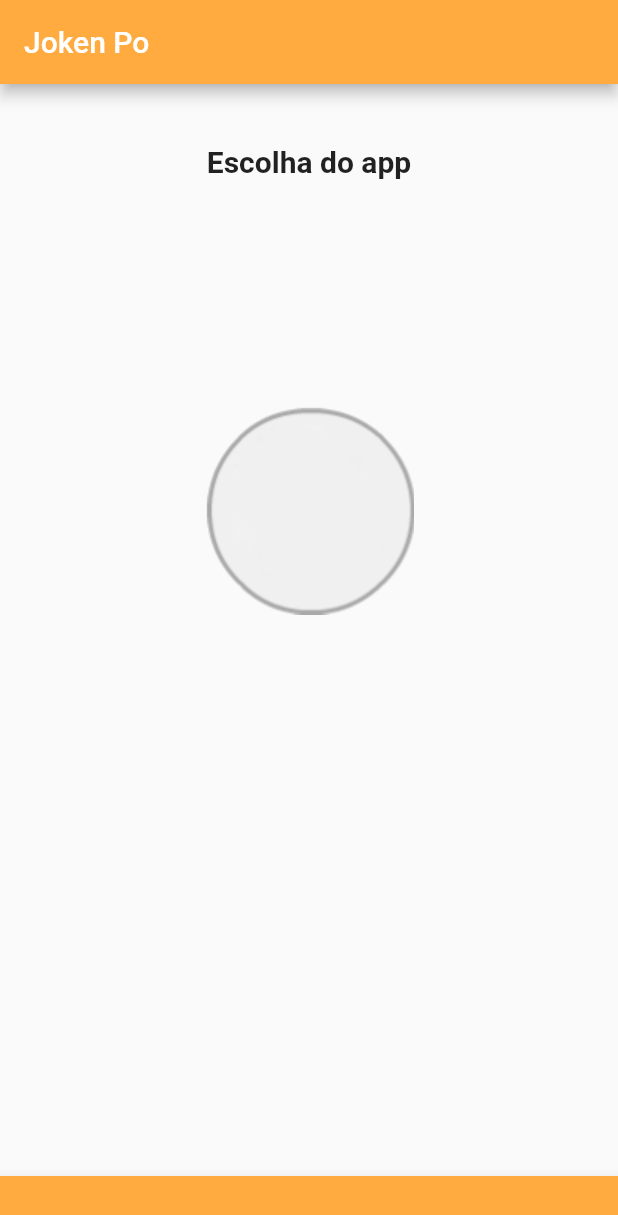
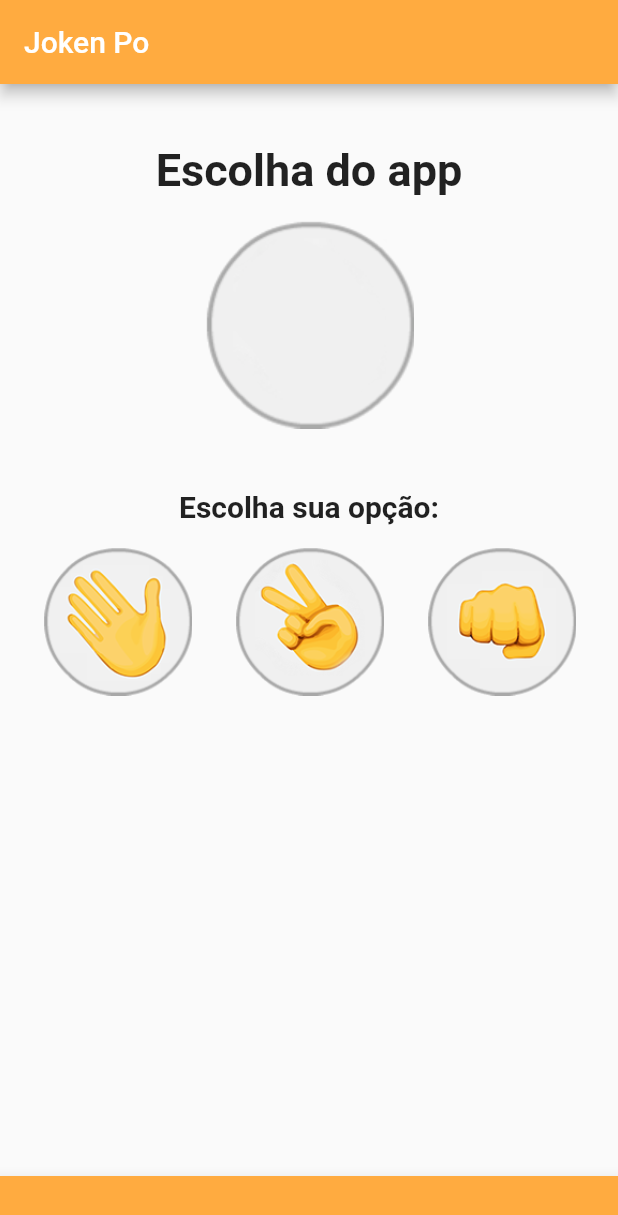
Before and after one commit to ArdisonRubim/Jokenpo, a Flutter app: the screen it shows after launch, on a phone screen of 412 x 824 dp. Shown: the top 1215 px of the screen. Run offline on Flutter 3.47's test engine with Material 2 defaults, Android fonts, the phone set to English and light mode, and no system bars.

Commit message:
Logica criada

```diff
--- a/lib/Logica.dart
+++ b/lib/Logica.dart
@@ -1,5 +1,5 @@
 import 'package:flutter/material.dart';
-import 'package:flutter/rendering.dart';
+import 'dart:math';
 
 class Logica extends StatefulWidget {
   @override
@@ -7,6 +7,35 @@ class Logica extends StatefulWidget {
 }
 
 class _LogicaState extends State<Logica> {
+
+  var _imagem = AssetImage("images/padrao.png");
+
+  void _comecandoJogo(String Opcao){
+
+    // Construir logica do app
+    var jogadas = ["pedra", "papel", "tesoura"];
+    var numbers = Random().nextInt(3);
+    var escolhaDoAplicativo = jogadas[numbers];
+
+    // Escolha do aplicativo
+    switch (escolhaDoAplicativo) {
+      case "pedra":
+        setState(() {
+          this._imagem = AssetImage("images/pedra.png");
+        });
+        break;
+      case "papel":
+        setState(() {
+          this._imagem = AssetImage("images/papel.png");
+        });
+        break;
+      case "tesoura":
+        setState(() {
+          this._imagem = AssetImage("images/tesoura.png");
+        });
+        break;
+    }
+  }
   @override
   Widget build(BuildContext context) {
     return Scaffold(
@@ -15,7 +44,7 @@ class _LogicaState extends State<Logica> {
         backgroundColor: Colors.orangeAccent,
       ),
       body: Column(
-        crossAxisAlignment: CrossAxisAlignment.stretch, // Centraliza o conteudo
+        crossAxisAlignment: CrossAxisAlignment.center, // Centraliza o conteudo
         children: <Widget>[
           Padding(
             padding: EdgeInsets.only(top: 40, bottom: 15),
@@ -23,12 +52,48 @@ class _LogicaState extends State<Logica> {
               "Escolha do app",
               textAlign: TextAlign.center,
               style: TextStyle(
-                fontSize: 20,
+                fontSize: 30,
                 fontWeight: FontWeight.bold   // Cor do conteudo
               ),
             ),
           ),
-          Image.asset("images/padrao.png"),
+          // Imagem da variavel
+          Image(image: this._imagem,),
+          Padding(
+            padding: EdgeInsets.only(top: 40, bottom: 15),
+            child: Text(
+              "Escolha sua opção: ",
+              textAlign: TextAlign.center,
+              style: TextStyle(
+                  fontSize: 20,
+                  fontWeight: FontWeight.bold   // Cor do conteudo
+              ),
+            ),
+          ),
+          //Criando linha para adcionar as 3 imagens
+          Row(
+            mainAxisAlignment: MainAxisAlignment.spaceEvenly, // Alinhamento da row
+            children: <Widget>[
+              // Papel
+              GestureDetector(
+                onTap: () => _comecandoJogo("papel"),
+                child: Image.asset("images/papel.png", height: 100,),
+              ),
+              // Tesoura
+              GestureDetector(
+                onTap: () => _comecandoJogo("tesoura"),
+                child: Image.asset("images/tesoura.png", height: 100,),
+              ),
+              // Pedra
+              GestureDetector(
+                onTap: () => _comecandoJogo("pedra"),
+                child: Image.asset("images/pedra.png", height: 100,),
+              ),
+              //Image.asset("images/papel.png"),
+              //Image.asset("images/tesoura.png"),
+              //Image.asset("images/pedra.png"),
+            ],
+          ),
         ],
       ),
       bottomNavigationBar: BottomAppBar( // Roda pe do app
```
